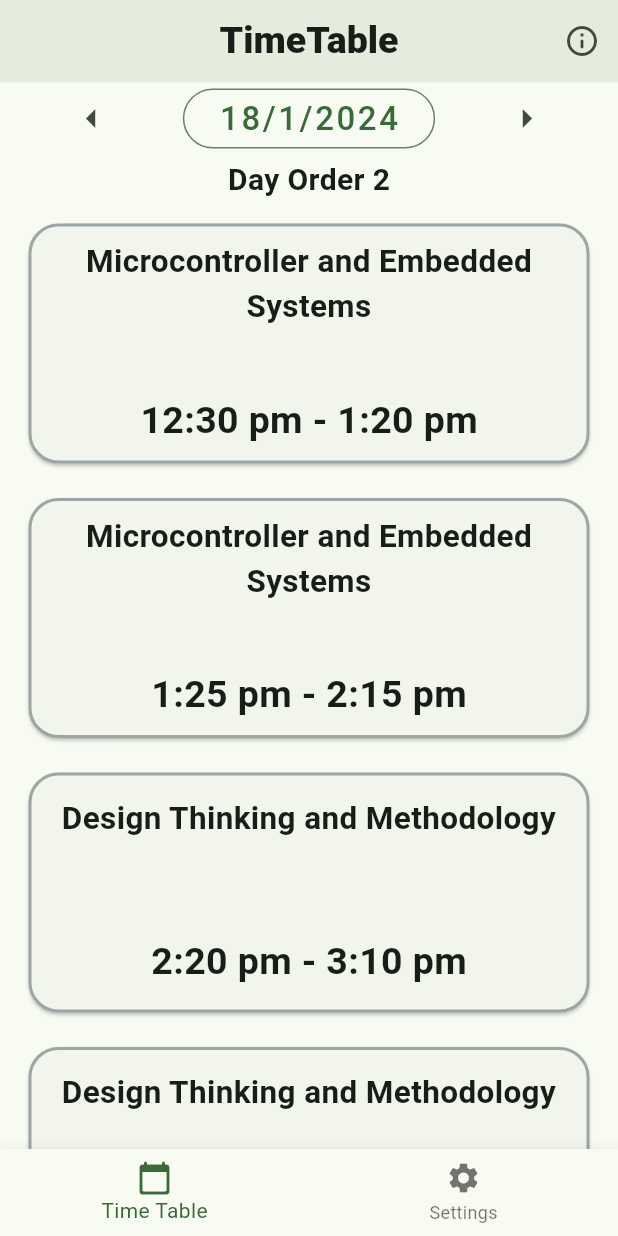
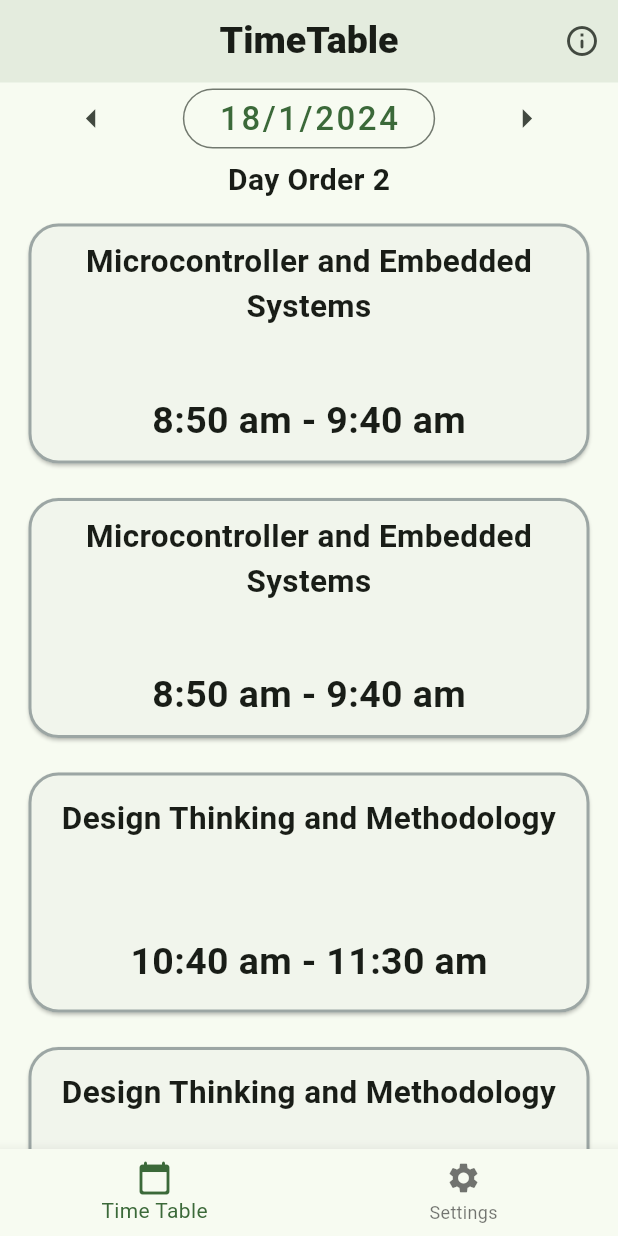
Before and after one commit to Sreeram3927/class_trackr, a Flutter app: the Home screen opened directly, after a tap on the "arrow left" icon, on a phone screen of 412 x 824 dp. Run offline on Flutter 3.47's test engine with Material 3 defaults, Android fonts, the light colour scheme and no system bars; our stand-ins replace cloud_firestore, firebase_analytics, firebase_core, fluttertoast, font_awesome_flutter, shared_preferences; accounts and stored records are empty; generated files the repository leaves out were written again.

Commit message:
change TimetableData model

```diff
--- a/lib/data/user_data.dart
+++ b/lib/data/user_data.dart
@@ -56,38 +56,45 @@ class UserData {
   TimetableData timetable1 = TimetableData(
     name: 'MH - Core',
     batch: 1,
-    a: const Course(name: 'Mechanics of Solids and Fluids'),
-    b: const Course(name: 'Microcontroller and Embedded Systems'),
-    c: const Course(name: 'Numerical Methods'),
-    d: const Course(name: 'Professional Elective'),
-    e: const Course(name: 'Project Management and Industrial Practices'),
-    f: const Course(name: 'Artificial Interligence'),
-    g: const Course(name: 'Design Thinking and Methodology'),
+    data: {
+      'a': Course(name: 'Mechanics of Solids and Fluids'),
+      'b': Course(name: 'Microcontroller and Embedded Systems'),
+      'c': Course(name: 'Numerical Methods'),
+      'd': Course(name: 'Professional Elective'),
+      'e': Course(name: 'Project Management and Industrial Practices'),
+      'f': Course(name: 'Artificial Interligence'),
+      'g': Course(name: 'Design Thinking and Methodology'),
+    },
   );
 
   TimetableData timetable2 = TimetableData(
     name: 'MH - Robo',
     batch: 2,
-    a: const Course(name: 'Mechanics of Solids and Fluids'),
-    b: const Course(name: 'Microcontroller and Embedded Systems'),
-    c: const Course(name: 'Numerical Methods'),
-    d: const Course(name: 'Professional Elective'),
-    e: const Course(name: 'Project Management and Industrial Practices'),
-    f: const Course(name: 'Artificial Interligence'),
-    g: const Course(name: 'Design Thinking and Methodology'),
+    data: {
+      'a': Course(name: 'Mechanics of Solids and Fluids'),
+      'b': Course(name: 'Microcontroller and Embedded Systems'),
+      'c': Course(name: 'Numerical Methods'),
+      'd': Course(name: 'Professional Elective'),
+      'e': Course(name: 'Project Management and Industrial Practices'),
+      'f': Course(name: 'Artificial Interligence'),
+      'g': Course(name: 'Design Thinking and Methodology'),
+    },
   );
 
   TimetableData timetable3 = TimetableData(
     name: '',
     batch: 1,
+    data: {}
   );
   TimetableData timetable4 = TimetableData(
     name: '',
     batch: 1,
+    data: {},
   );
   TimetableData timetable5 = TimetableData(
     name: '',
     batch: 1,
+    data: {},
   );
 
 }
--- a/lib/models/course.dart
+++ b/lib/models/course.dart
@@ -4,9 +4,9 @@ class Course {
   final String name;
   final String code;
   final String faculty;
-  final String timing;
+  String timing;
 
-  const Course({
+  Course({
     required this.name,
     this.code = '',
     this.faculty = '',
--- a/lib/models/timetable_data.dart
+++ b/lib/models/timetable_data.dart
@@ -5,64 +5,43 @@ class TimetableData {
   final String name;
   final int batch;
 
-  Course? a;
-  Course? b;
-  Course? c;
-  Course? d;
-  Course? e;
-  Course? f;
-  Course? g;
+  Map<String, Course> data = {};
 
-  Course? p1; Course? p2; Course? p3; Course? p4; Course? p5;
-  Course? p6; Course? p7; Course? p8; Course? p9; Course? p10;
-  Course? p11; Course? p12; Course? p13; Course? p14; Course? p15;
-  Course? p16; Course? p17; Course? p18; Course? p19; Course? p20;
-  Course? p21; Course? p22; Course? p23; Course? p24; Course? p25;
-  Course? p26; Course? p27; Course? p28; Course? p29; Course? p30;
-  Course? p31; Course? p32; Course? p33; Course? p34; Course? p35;
-  Course? p36; Course? p37; Course? p38; Course? p39; Course? p40;
-  Course? p41; Course? p42; Course? p43; Course? p44; Course? p45;
-  Course? p46; Course? p47; Course? p48; Course? p49; Course? p50;
-
-  late Map<int, List<Course>> data;
+  final List<String> _slotsCommen = ['a', 'b', 'c', 'd', 'e', 'f', 'g'];
+  final List<String> _slotsBatch1 = ['p6', 'p7', 'p8', 'p9', 'p10', 'p11', 'p12', 'p13', 'p14', 'p15', 'p26', 'p27', 'p28', 'p29', 'p30', 'p31', 'p32', 'p33', 'p34', 'p35', 'p46', 'p47', 'p48', 'p49', 'p50'];
+  final List<String> _slotsBatch2 = ['p1', 'p2', 'p3', 'p4', 'p5', 'p16', 'p17', 'p18', 'p19', 'p20', 'p21', 'p22', 'p23', 'p24', 'p25', 'p36', 'p37', 'p38', 'p39', 'p40', 'p41', 'p42', 'p43', 'p44', 'p45'];
+  late List<String> totalSlots;
+  late List<String> availableSlots;
 
   TimetableData({
     required this.name,
     required this.batch,
-    this.a,
-    this.b,
-    this.c,
-    this.d,
-    this.e,
-    this.f,
-    this.g,
-    this.p1, this.p2, this.p3, this.p4, this.p5,
-    this.p6, this.p7, this.p8, this.p9, this.p10,
-    this.p11, this.p12, this.p13, this.p14, this.p15,
-    this.p16, this.p17, this.p18, this.p19, this.p20,
-    this.p21, this.p22, this.p23, this.p24, this.p25,
-    this.p26, this.p27, this.p28, this.p29, this.p30,
-    this.p31, this.p32, this.p33, this.p34, this.p35,
-    this.p36, this.p37, this.p38, this.p39, this.p40,
-    this.p41, this.p42, this.p43, this.p44, this.p45,
-    this.p46, this.p47, this.p48, this.p49, this.p50,
-  }){
+    required this.data,
+  }) {
 
-    getData();
+    totalSlots = _slotsCommen + (batch == 1 ? _slotsBatch1 : _slotsBatch2);
+    availableSlots = totalSlots;
+    _checkData();
 
   }
 
-  void getData() {
-    data = getInfo().map((key, value) {
-      List<Course> curList = [];
-      for (int i = 0; i < value.length; i++) {
-        if (value[i] != null) {
-          curList.add(Course.time(value[i], hours[i+1]!));
-        }
+  void _checkData() {
+    data.forEach((key, value) {
+      if (totalSlots.contains(key)) {
+        availableSlots.remove(key);
       }
-      return MapEntry(key, curList);
     });
   }
+
+  List<Course> getTimetable(int dayOrder) {
+    final timeTable = getInfo()[dayOrder]!.where((course) => course != null).toList();
+    timeTable.asMap().forEach((index, course) {
+      course!.timing = hours[index + 1]!;
+    });
+    return timeTable.cast<Course>();
+  }
+
+
 
   Map<int, String> hours = {
     1 : '8:00 am - 8:50 am',
@@ -77,139 +56,139 @@ class TimetableData {
     10 : '4:05 pm - 4:55 pm',
   };
 
-  Map<int, List> getInfo() {
+  Map<int, List<Course?>> getInfo() {
    if (batch == 1) {
      return {
       1: [
-        a,
-        a,
-        f,
-        f,
-        g,
-        p6,
-        p7,
-        p8,
-        p9,
-         p10,
+        data['a'],
+        data['a'],
+        data['f'],
+        data['f'],
+        data['g'],
+        data['p6'],
+        data['p7'],
+        data['p8'],
+        data['p9'],
+        data['p10'],
       ],
 
       2: [
-        p11,
-        p12,
-        p13,
-        p14,
-        p15,
-        b,
-        b,
-        g,
-        g,
-         a,
+        data['p11'],
+        data['p12'],
+        data['p13'],
+        data['p14'],
+        data['p15'],
+        data['b'],
+        data['b'],
+        data['g'],
+        data['g'],
+        data['a'],
       ],
 
       3: [
-        c,
-        c,
-        a,
-        d,
-        b,
-        p26,
-        p27,
-        p28,
-        p29,
-         p30,
+        data['c'],
+        data['c'],
+        data['a'],
+        data['d'],
+        data['b'],
+        data['p26'],
+        data['p27'],
+        data['p28'],
+        data['p29'],
+        data['p30'],
       ],
 
       4: [
-        p31,
-        p32,
-        p33,
-        p34,
-        p35,
-        d,
-        d,
-        b,
-        e,
-         c,
+        data['p31'],
+        data['p32'],
+        data['p33'],
+        data['p34'],
+        data['p35'],
+        data['d'],
+        data['d'],
+        data['b'],
+        data['e'],
+        data['c'],
       ],
 
       5: [
-        e,
-        e,
-        c,
-        f,
-        d,
-        p46,
-        p47,
-        p48,
-        p49,
-         p50,
+        data['e'],
+        data['e'],
+        data['c'],
+        data['f'],
+        data['d'],
+        data['p46'],
+        data['p47'],
+        data['p48'],
+        data['p49'],
+        data['p50'],
       ],
     };
    } else {
      return {
       1 : [
-        p1,
-        p2,
-        p3,
-        p4,
-        p5,
-        a,
-        a,
-        f,
-        f,
-         g,
+        data['p1'],
+        data['p2'],
+        data['p3'],
+        data['p4'],
+        data['p5'],
+        data['a'],
+        data['a'],
+        data['f'],
+        data['f'],
+        data['g'],
       ],
 
       2 : [
-        b,
-        b,
-        g,
-        g,
-        a,
-        p16,
-        p17,
-        p18,
-        p19,
-         p20,
+        data['b'],
+        data['b'],
+        data['g'],
+        data['g'],
+        data['a'],
+        data['p16'],
+        data['p17'],
+        data['p18'],
+        data['p19'],
+        data['p20'],
       ],
 
       3 : [
-        p21,
-        p22,
-        p23,
-        p24,
-        p25,
-        c,
-        c,
-        a,
-        d,
-        b,
+        data['p21'],
+        data['p22'],
+        data['p23'],
+        data['p24'],
+        data['p25'],
+        data['c'],
+        data['c'],
+        data['a'],
+        data['d'],
+        data['b'],
       ],
 
       4 : [
-        d,
-        d,
-        b,
-        e,
-        c,
-        p36,
-        p37,
-        p38,
-        p39,
-         p40,
+        data['d'],
+        data['d'],
+        data['b'],
+        data['e'],
+        data['c'],
+        data['p36'],
+        data['p37'],
+        data['p38'],
+        data['p39'],
+        data['p40'],
       ],
 
       5 : [
-        p41,
-        p42,
-        p43,
-        p44,
-        p45,
-        e,
-        e,
-        c,
-        f,
-         d,
+        data['p41'],
+        data['p42'],
+        data['p43'],
+        data['p44'],
+        data['p45'],
+        data['e'],
+        data['e'],
+        data['c'],
+        data['f'],
+        data['d'],
       ],
     };
    }
--- a/lib/screens/timetable/other_widgets.dart
+++ b/lib/screens/timetable/other_widgets.dart
@@ -1,6 +1,7 @@
 import 'package:flutter/material.dart';
 import 'package:fluttertoast/fluttertoast.dart';
 import 'package:infinity_project/data/data_manager.dart';
+import 'package:infinity_project/models/course.dart';
 import 'package:infinity_project/models/timetable_data.dart';
 import 'package:infinity_project/screens/timetable/subject_card/subject_card.dart';
 
@@ -65,10 +66,10 @@ Your feedback is valuable in ensuring the accuracy of our timetable app.
 
 Widget displayData(TimetableData timetableData, int dayOrder) {
 
-  final data = timetableData.data[dayOrder];
+  final List<Course> data = timetableData.getTimetable(dayOrder);
 
   return ListView.builder(
-    itemCount: data!.length,
+    itemCount: data.length,
     itemBuilder: (context, index) {
       final course = data[index];
       return Padding(
```
